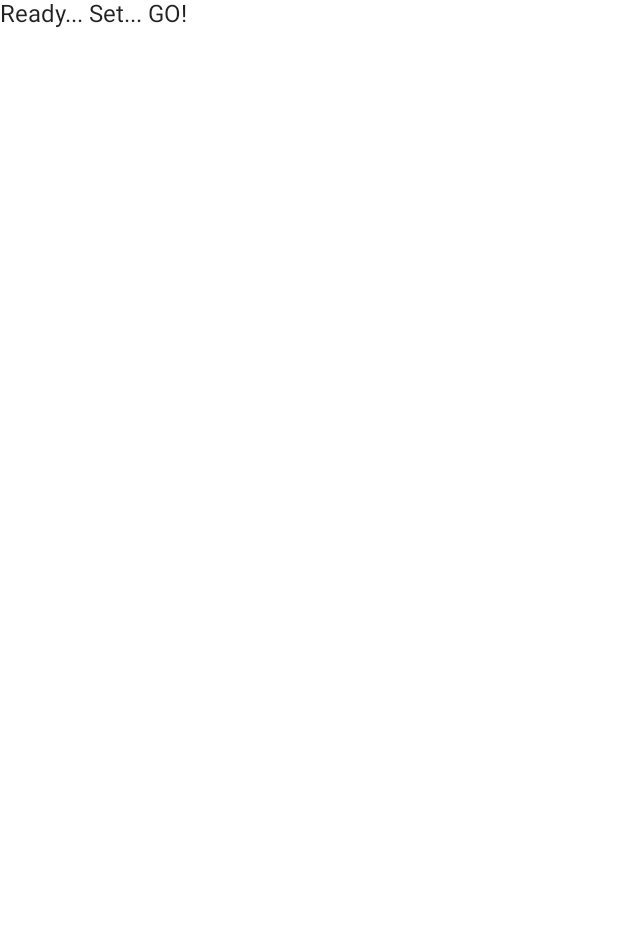
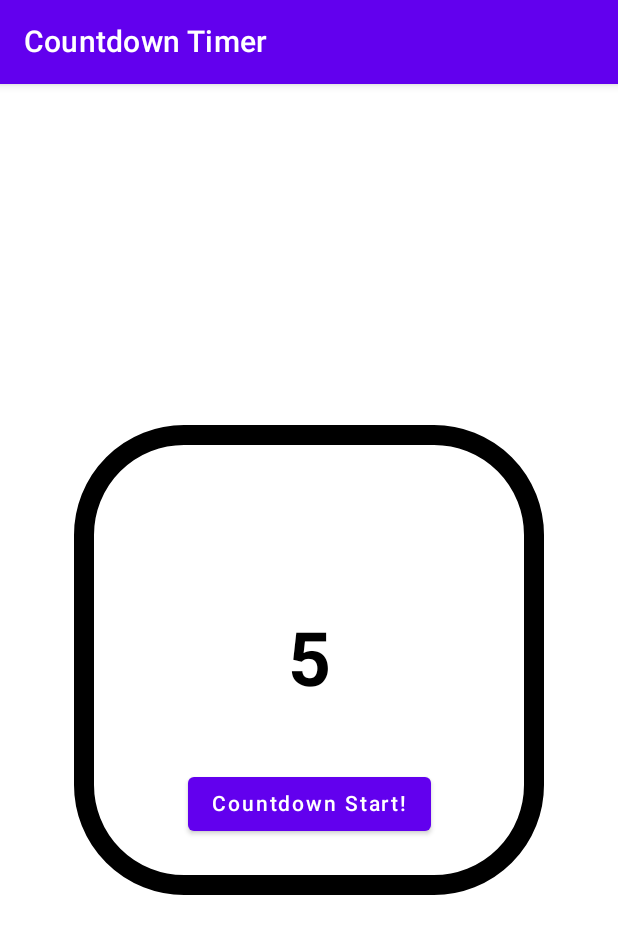
Before and after one commit to RugerMcCarthy/CountdownTimerCompose, an Android app built with Jetpack Compose: the screen it shows after launch (MainActivity), on a phone screen of 412 x 824 dp. Before the commit the part shown is almost empty. Shown: the top 934 px of the screen. Run offline under Robolectric (Android 15) with nearby library versions, the phone set to English and light mode, and no system bars.

Commit message:
init commit

```diff
--- a/app/src/main/java/com/example/androiddevchallenge/MainActivity.kt
+++ b/app/src/main/java/com/example/androiddevchallenge/MainActivity.kt
@@ -18,11 +18,12 @@ package com.example.androiddevchallenge
 import android.os.Bundle
 import androidx.activity.compose.setContent
 import androidx.appcompat.app.AppCompatActivity
-import androidx.compose.material.MaterialTheme
-import androidx.compose.material.Surface
+import androidx.compose.material.Scaffold
 import androidx.compose.material.Text
+import androidx.compose.material.TopAppBar
 import androidx.compose.runtime.Composable
 import androidx.compose.ui.tooling.preview.Preview
+import com.example.androiddevchallenge.ui.CountdownTimerLayout
 import com.example.androiddevchallenge.ui.theme.MyTheme
 
 class MainActivity : AppCompatActivity() {
@@ -30,32 +31,26 @@ class MainActivity : AppCompatActivity() {
         super.onCreate(savedInstanceState)
         setContent {
             MyTheme {
-                MyApp()
+                Scaffold(
+                    topBar = {
+                        TopAppBar(
+                            title = {
+                                Text("Countdown Timer")
+                            }
+                        )
+                    }
+                ) {
+                    CountdownTimerLayout()
+                }
             }
         }
     }
 }
 
-// Start building your app here!
+@Preview
 @Composable
-fun MyApp() {
-    Surface(color = MaterialTheme.colors.background) {
-        Text(text = "Ready... Set... GO!")
+fun CountdownTimerPreview() {
+    MyTheme {
+        CountdownTimerLayout()
     }
 }
-
-@Preview("Light Theme", widthDp = 360, heightDp = 640)
-@Composable
-fun LightPreview() {
-    MyTheme {
-        MyApp()
-    }
-}
-
-@Preview("Dark Theme", widthDp = 360, heightDp = 640)
-@Composable
-fun DarkPreview() {
-    MyTheme(darkTheme = true) {
-        MyApp()
-    }
-}
--- /dev/null
+++ b/app/src/main/java/com/example/androiddevchallenge/ui/CountdownTimer.kt
@@ -0,0 +1,121 @@
+/*
+ * Copyright 2021 The Android Open Source Project
+ *
+ * Licensed under the Apache License, Version 2.0 (the "License");
+ * you may not use this file except in compliance with the License.
+ * You may obtain a copy of the License at
+ *
+ *     https://www.apache.org/licenses/LICENSE-2.0
+ *
+ * Unless required by applicable law or agreed to in writing, software
+ * distributed under the License is distributed on an "AS IS" BASIS,
+ * WITHOUT WARRANTIES OR CONDITIONS OF ANY KIND, either express or implied.
+ * See the License for the specific language governing permissions and
+ * limitations under the License.
+ */
+package com.example.androiddevchallenge.ui
+
+import androidx.compose.animation.core.Animatable
+import androidx.compose.animation.core.tween
+import androidx.compose.foundation.Canvas
+import androidx.compose.foundation.layout.Box
+import androidx.compose.foundation.layout.fillMaxSize
+import androidx.compose.foundation.layout.size
+import androidx.compose.foundation.layout.padding
+import androidx.compose.foundation.text.BasicTextField
+import androidx.compose.material.Button
+import androidx.compose.material.Text
+import androidx.compose.runtime.Composable
+import androidx.compose.runtime.LaunchedEffect
+import androidx.compose.runtime.mutableStateOf
+import androidx.compose.runtime.remember
+import androidx.compose.runtime.getValue
+import androidx.compose.runtime.setValue
+import androidx.compose.ui.Alignment
+import androidx.compose.ui.Modifier
+import androidx.compose.ui.geometry.CornerRadius
+import androidx.compose.ui.graphics.Color
+import androidx.compose.ui.graphics.drawscope.Stroke
+import androidx.compose.ui.graphics.graphicsLayer
+import androidx.compose.ui.text.TextStyle
+import androidx.compose.ui.text.font.FontWeight
+import androidx.compose.ui.text.style.TextAlign
+import androidx.compose.ui.unit.dp
+import androidx.compose.ui.unit.sp
+import androidx.core.text.isDigitsOnly
+import kotlinx.coroutines.CoroutineScope
+
+@Composable
+fun CountdownTimerLayout() {
+    var isStart: Boolean by remember { mutableStateOf(false) }
+    var currentNum by remember { mutableStateOf(5) }
+    var currentNumStr by remember { mutableStateOf("5") }
+    val textAlpha by remember { mutableStateOf(1f) }
+    var textEditEnabled by remember { mutableStateOf(true) }
+    var startBtnEnabled by remember { mutableStateOf(true) }
+    val textScale = remember { Animatable(1f) }
+    lateinit var coroutineScope: CoroutineScope
+    val fontSize = 50.sp
+    LaunchedEffect(isStart) {
+        if (isStart) {
+            while (currentNum >= 1) {
+                textScale.animateTo(2f, animationSpec = tween(500))
+                textScale.animateTo(if (currentNum != 1) 0f else 1f, animationSpec = tween(500))
+                currentNum--
+                currentNumStr = currentNum.toString()
+                when (currentNum) {
+                    1 -> {
+                        currentNumStr = currentNumStr + "🎉️"
+                    }
+                }
+            }
+            currentNum = 1
+            currentNumStr = currentNum.toString()
+            startBtnEnabled = true
+            textEditEnabled = true
+            isStart = false
+        }
+    }
+    Box(Modifier.fillMaxSize(), contentAlignment = Alignment.Center) {
+        Box(modifier = Modifier.size(300.dp), contentAlignment = Alignment.Center) {
+            Canvas(modifier = Modifier.fillMaxSize()) {
+                drawRoundRect(
+                    Color.Black,
+                    cornerRadius = CornerRadius(100f, 100f),
+                    style = Stroke(width = 20.dp.value)
+                )
+            }
+            BasicTextField(
+                value = "$currentNumStr",
+                onValueChange = {
+                    if ((it.isDigitsOnly() || it.isEmpty())&& it.length <= 4) {
+                        currentNumStr = it
+                        currentNum = it.toIntOrNull() ?: 1
+                    }
+                },
+                textStyle = TextStyle(
+                    fontSize = fontSize,
+                    fontWeight = FontWeight.Bold,
+                    textAlign = TextAlign.Center
+                ),
+                modifier = Modifier.graphicsLayer(
+                    scaleX = textScale.value,
+                    scaleY = textScale.value,
+                    alpha = textAlpha
+                ),
+                enabled = textEditEnabled
+            )
+            Button(
+                onClick = {
+                    isStart = !isStart
+                    startBtnEnabled = false
+                    textEditEnabled = false
+                },
+                enabled = startBtnEnabled,
+                modifier = Modifier.align(Alignment.BottomCenter).padding(30.dp)
+            ) {
+                Text("Countdown Start!")
+            }
+        }
+    }
+}
```
Also changed, not shown: 4 other files.
